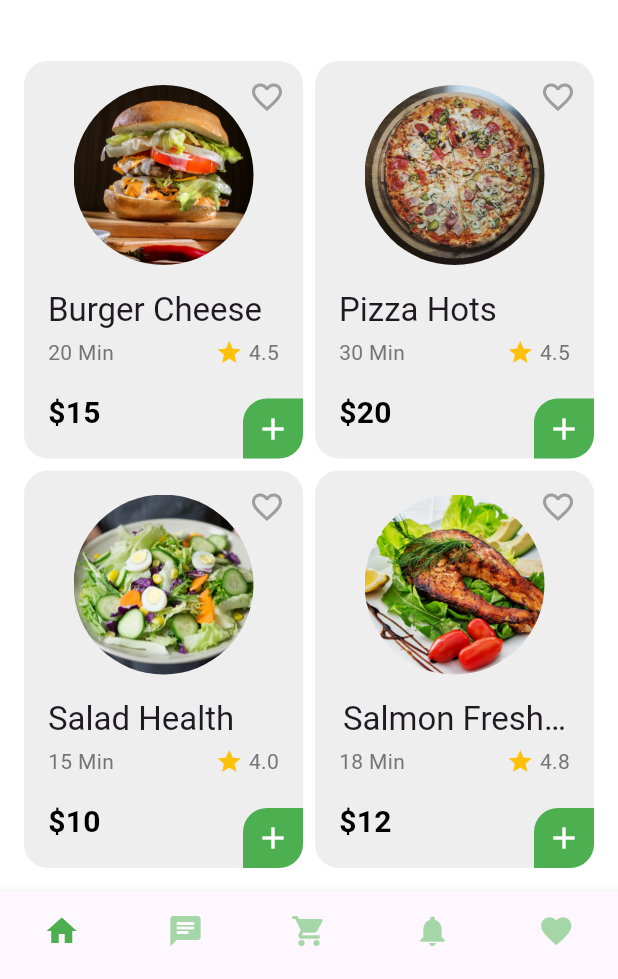
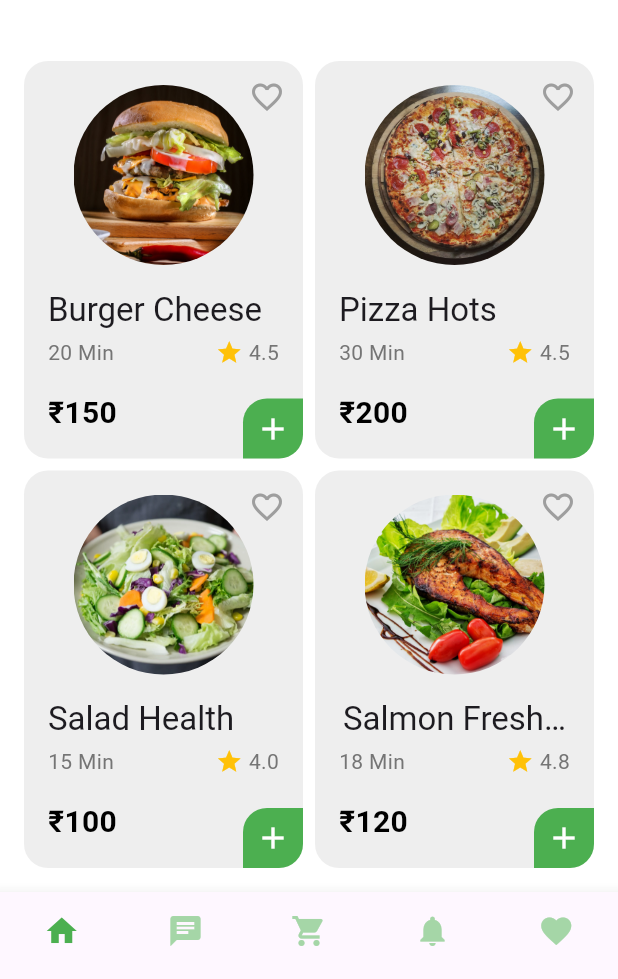
Before and after one commit to swaingithub/shop_grocery, a Flutter app: the screen it shows after launch, scrolled down 135 dp, on a phone screen of 412 x 824 dp, the part 257-1236 px from its top. Run offline on Flutter 3.47's test engine with Material 3 defaults, Android fonts, the phone set to English and light mode, and no system bars.

Commit message:
price changes

```diff
--- a/lib/model/food.dart
+++ b/lib/model/food.dart
@@ -47,7 +47,7 @@ final dummyFoods = [
     id: '1',
     image: 'assets/burger.jpeg',
     name: 'Burger Cheese',
-    price: 15,
+    price: 150,
     rate: 4.5,
     kcal: '100',
     cookingTime: '20 Min',
@@ -58,7 +58,7 @@ final dummyFoods = [
     id: '2',
     image: 'assets/pizza.jpeg',
     name: 'Pizza Hots',
-    price: 20,
+    price: 200,
     rate: 4.5,
     kcal: '100',
     cookingTime: '30 Min',
@@ -69,7 +69,7 @@ final dummyFoods = [
     id: '3',
     image: 'assets/salad.webp',
     name: 'Salad Health',
-    price: 10,
+    price: 100,
     rate: 4,
     kcal: '20',
     cookingTime: '15 Min',
@@ -80,7 +80,7 @@ final dummyFoods = [
     id: '4',
     image: 'assets/salmon.jpeg',
     name: 'Salmon Fresh Mounth',
-    price: 12,
+    price: 120,
     rate: 4.8,
     kcal: '60',
     cookingTime: '18 Min',
--- a/lib/page/details_page.dart
+++ b/lib/page/details_page.dart
@@ -49,7 +49,7 @@ class _DetailPageState extends State<DetailPage> {
                         fontSize: 34,
                       ),
                     ),
-                    Text('\$${widget.food.price}',
+                    Text('₹${widget.food.price}',
                         style: const TextStyle(
                           fontSize: 24,
                           fontWeight: FontWeight.bold,
--- a/lib/page/home_page.dart
+++ b/lib/page/home_page.dart
@@ -268,7 +268,7 @@ class _HomePageState extends State<HomePage> {
                     Padding(
                       padding: const EdgeInsets.all(16),
                       child: Text(
-                        '\$${food.price}',
+                        '₹${food.price}',
                         style: const TextStyle(
                           color: Colors.black,
                           fontWeight: FontWeight.bold,
```
